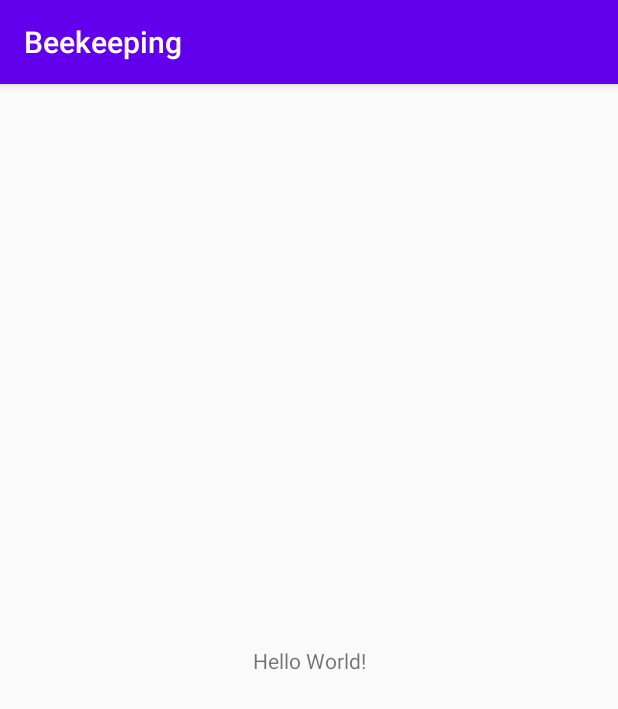
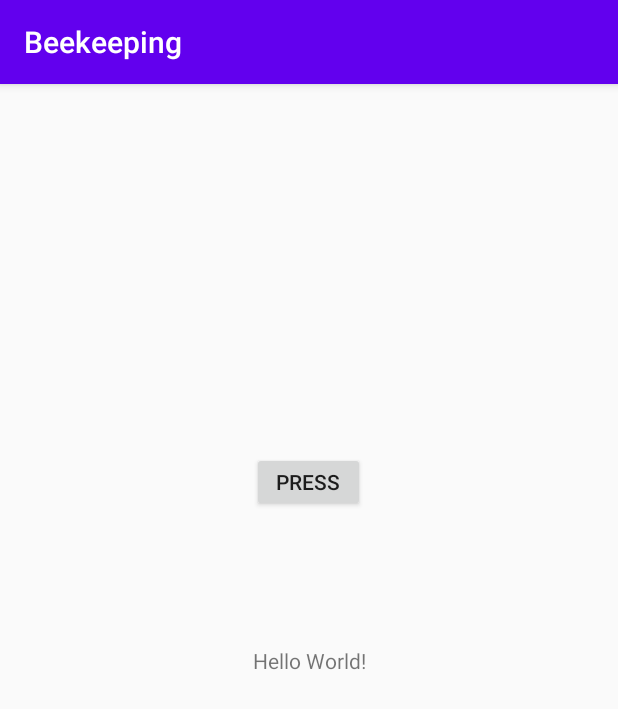
Before and after one commit to peterdaly13/Beekeeping, an Android app: the screen it shows after launch (MainActivity), on a phone screen of 412 x 824 dp. Shown: the top 709 px of the screen. Run offline under Robolectric (Android 15) with nearby library versions, the phone set to English and light mode, and no system bars; our stand-ins replace Firebase (no records; nobody signed in at launch, a user with empty details on screens opened directly).

Commit message:
Update activity_main.xml

```diff
--- a/app/src/main/res/layout/activity_main.xml
+++ b/app/src/main/res/layout/activity_main.xml
@@ -7,6 +7,7 @@
     tools:context=".MainActivity">
 
     <TextView
+        android:id="@+id/textView"
         android:layout_width="wrap_content"
         android:layout_height="wrap_content"
         android:text="Hello World!"
@@ -15,4 +16,20 @@
         app:layout_constraintRight_toRightOf="parent"
         app:layout_constraintTop_toTopOf="parent" />
 
+    <Button
+        android:id="@+id/Button"
+        android:layout_width="75dp"
+        android:layout_height="40dp"
+        android:layout_marginStart="185dp"
+        android:layout_marginLeft="185dp"
+        android:layout_marginTop="236dp"
+        android:layout_marginEnd="186dp"
+        android:layout_marginRight="186dp"
+        android:layout_marginBottom="80dp"
+        android:text="Press"
+        app:layout_constraintBottom_toTopOf="@+id/textView"
+        app:layout_constraintEnd_toEndOf="parent"
+        app:layout_constraintStart_toStartOf="parent"
+        app:layout_constraintTop_toTopOf="parent" />
+
 </androidx.constraintlayout.widget.ConstraintLayout>
```
